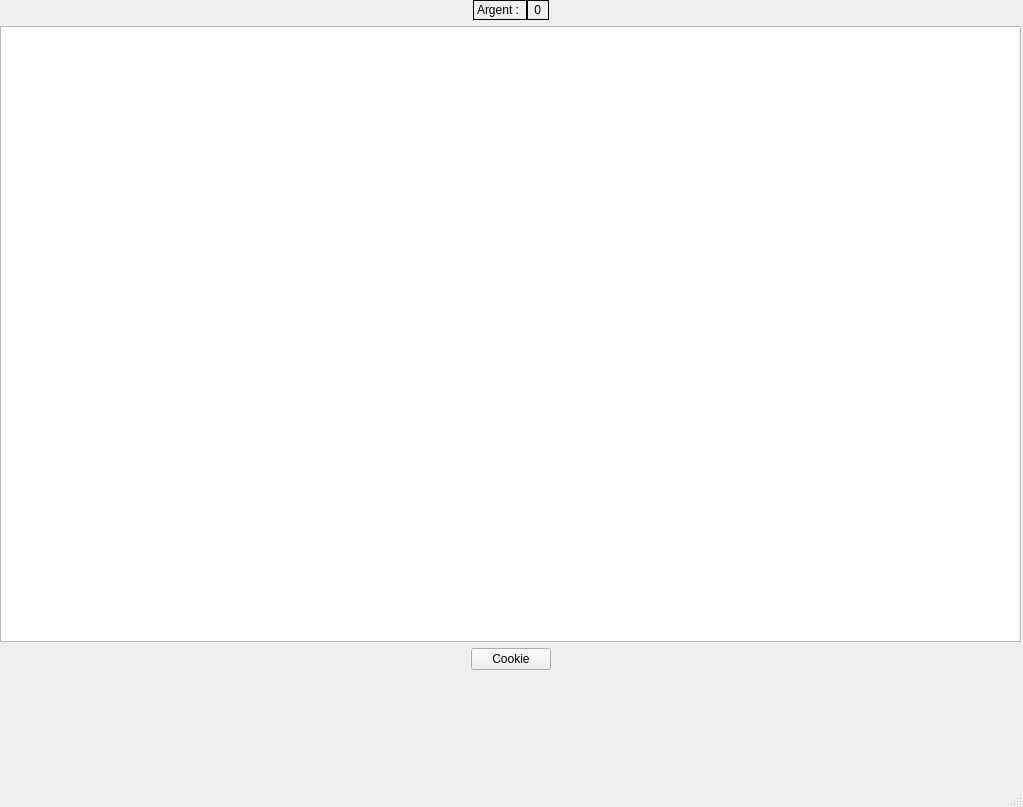
Old version of the form CookieClicker2/market.ui in the repository SimonBach1/QtProject.
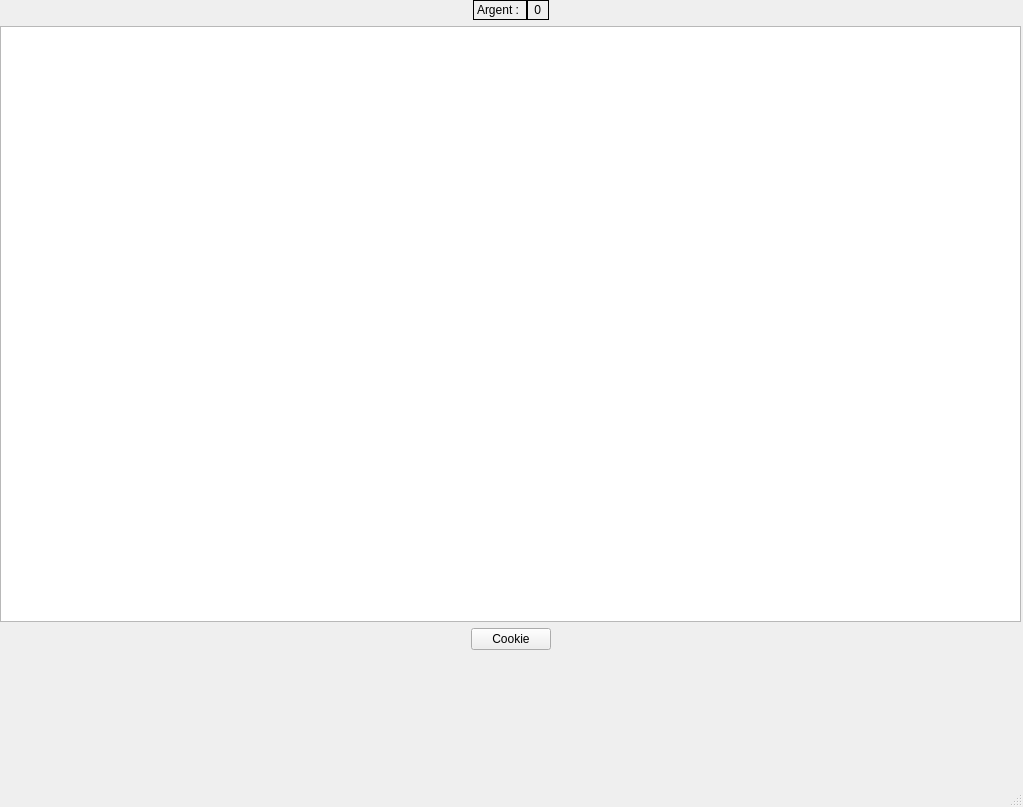
New version of the form.

```diff
--- a/CookieClicker2/market.ui
+++ b/CookieClicker2/market.ui
@@ -158,7 +158,7 @@
        <property name="sizeHint" stdset="0">
         <size>
          <width>20</width>
-         <height>80</height>
+         <height>100</height>
         </size>
        </property>
       </spacer>
```
